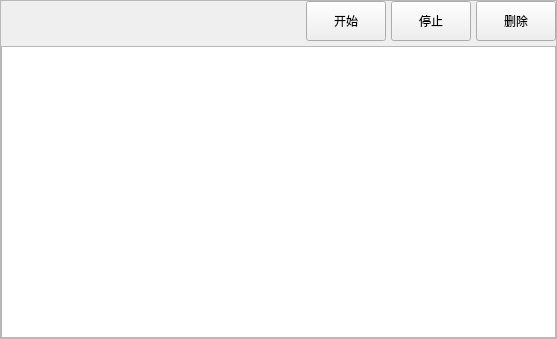
Old version of the form FrameFlow/SubAPI/WallHaven/Desktop/DownloadPage/DesignFile/DownloadPage.ui in the repository YUN-LJ/FrameFlow.
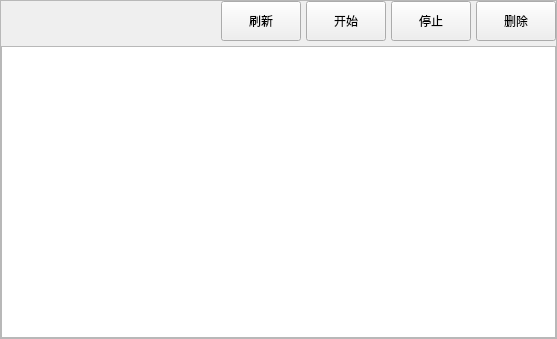
New version of the form. Custom widgets are drawn as their Qt base class.

The edit to the form file:
```diff
--- a/FrameFlow/SubAPI/WallHaven/Desktop/DownloadPage/DesignFile/DownloadPage.ui
+++ b/FrameFlow/SubAPI/WallHaven/Desktop/DownloadPage/DesignFile/DownloadPage.ui
@@ -82,6 +82,19 @@
              </property>
             </spacer>
            </item>
+           <item>
+            <widget class="PrimaryPushButton" name="pushButton_sync">
+             <property name="minimumSize">
+              <size>
+               <width>0</width>
+               <height>40</height>
+              </size>
+             </property>
+             <property name="text">
+              <string>刷新</string>
+             </property>
+            </widget>
+           </item>
            <item>
             <widget class="PrimaryPushButton" name="pushButton_start">
              <property name="minimumSize">
```
